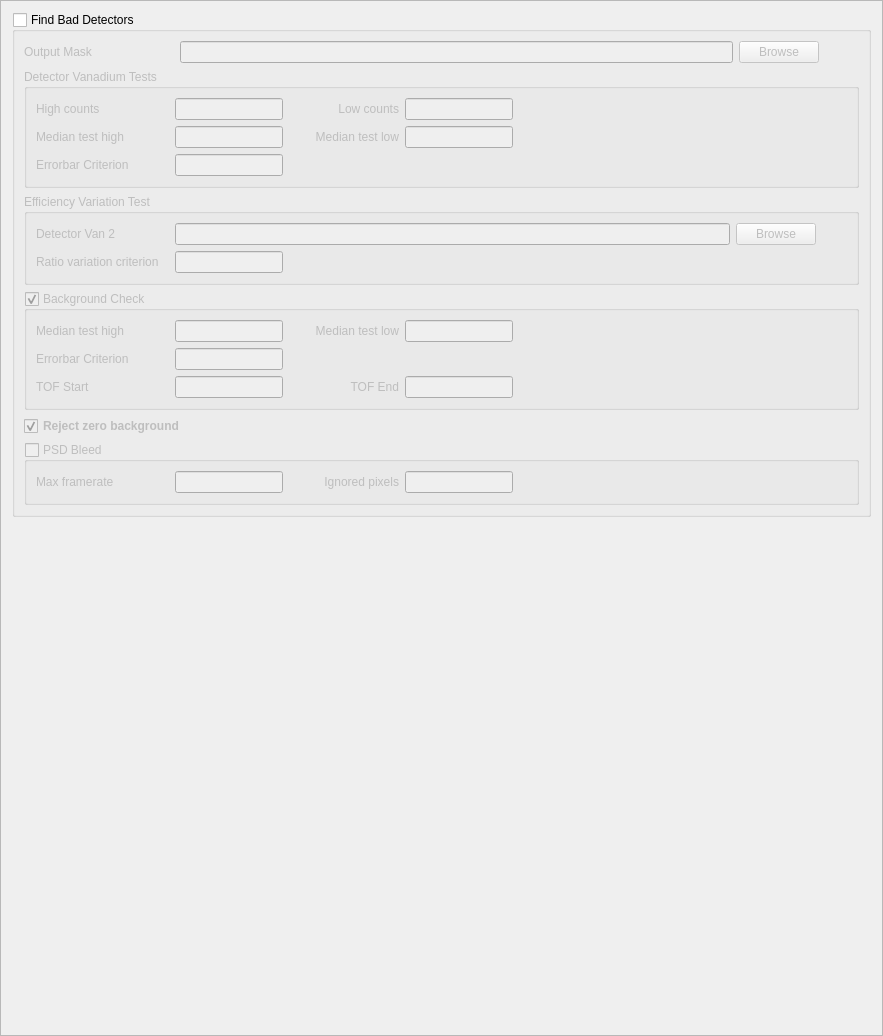
Above: Code/Mantid/scripts/Interface/ui/inelastic/dgs_diagnose_detectors.ui from mantidproject/mantid before the change. Below: the same form after it.
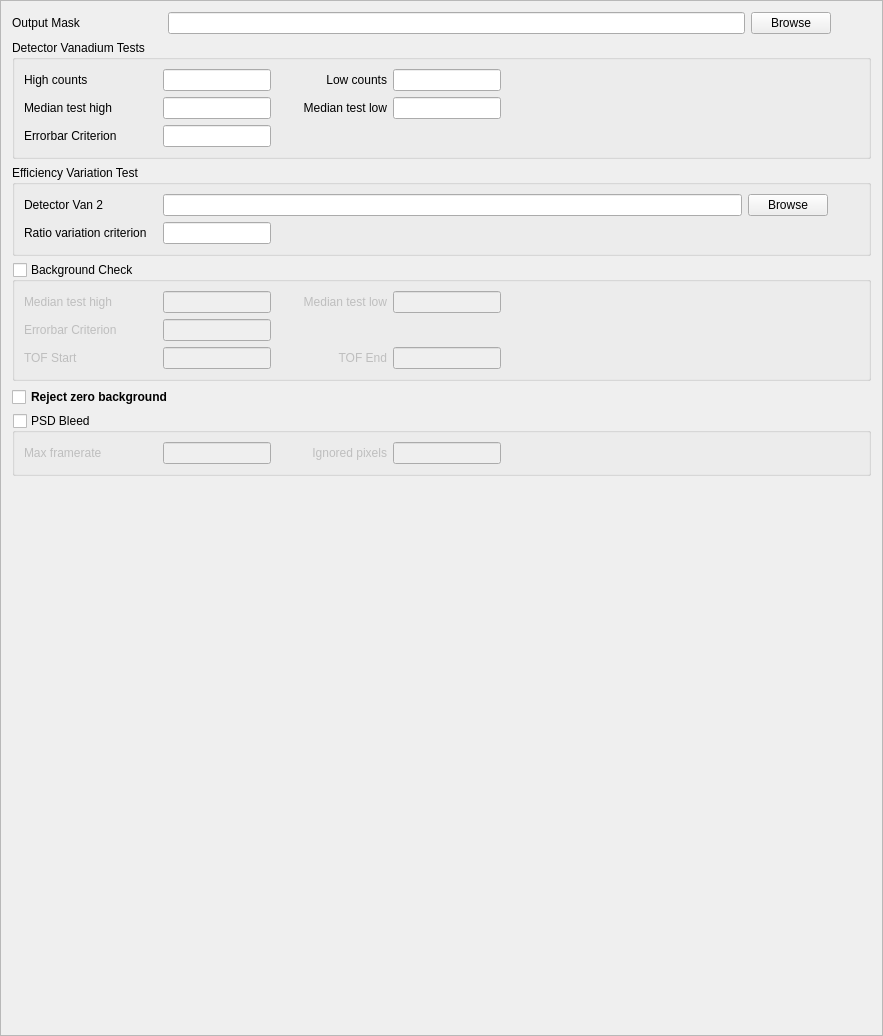
That is the form after the change.

What changed in the file:
```diff
--- a/Code/Mantid/scripts/Interface/ui/inelastic/dgs_diagnose_detectors.ui
+++ b/Code/Mantid/scripts/Interface/ui/inelastic/dgs_diagnose_detectors.ui
@@ -19,18 +19,6 @@
   <property name="frameShadow">
    <enum>QFrame::Raised</enum>
   </property>
-  <layout class="QVBoxLayout" name="verticalLayout_6">
-   <item>
-    <widget class="QGroupBox" name="find_bad_det_gb">
-     <property name="title">
-      <string>Find Bad Detectors</string>
-     </property>
-     <property name="checkable">
-      <bool>true</bool>
-     </property>
-     <property name="checked">
-      <bool>false</bool>
-     </property>
      <layout class="QVBoxLayout" name="verticalLayout_4">
       <item>
        <layout class="QHBoxLayout" name="horizontalLayout">
@@ -357,7 +345,7 @@
          <bool>true</bool>
         </property>
         <property name="checked">
-         <bool>true</bool>
+      <bool>false</bool>
         </property>
         <layout class="QVBoxLayout" name="verticalLayout_2">
          <item>
@@ -552,7 +540,7 @@
            <string>Reject zero background</string>
           </property>
           <property name="checked">
-           <bool>true</bool>
+        <bool>false</bool>
           </property>
          </widget>
         </item>
@@ -648,9 +636,6 @@
             </spacer>
            </item>
           </layout>
-         </item>
-        </layout>
-       </widget>
       </item>
      </layout>
     </widget>
```
Lines whose indentation alone changed are shown as unchanged.
